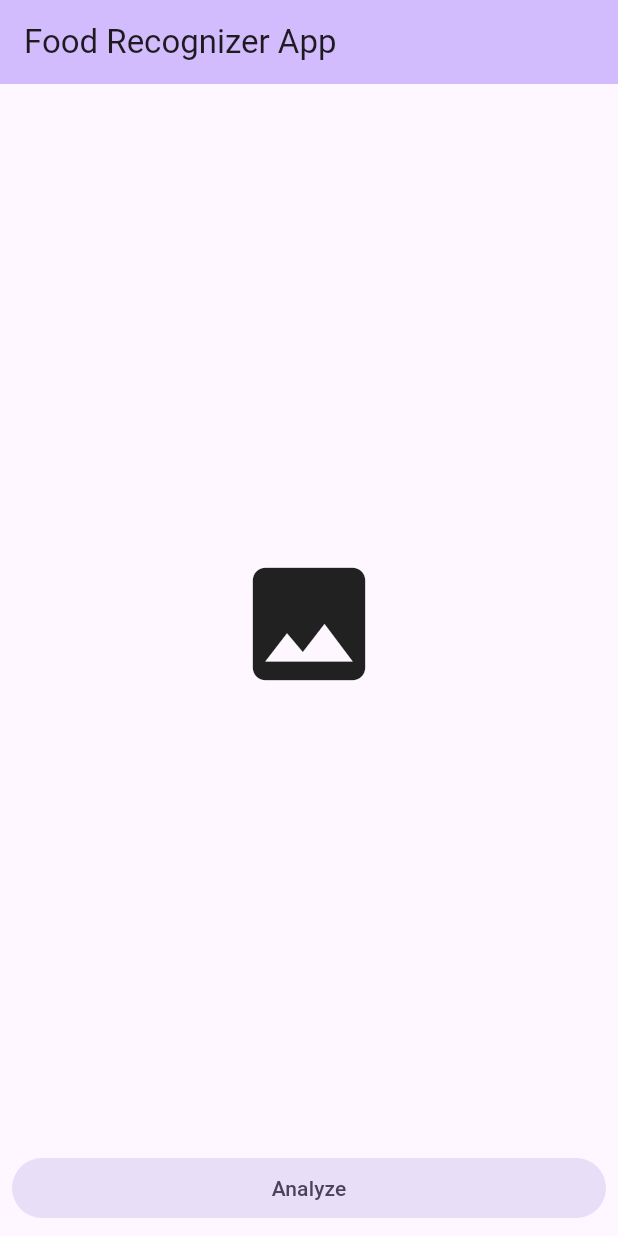
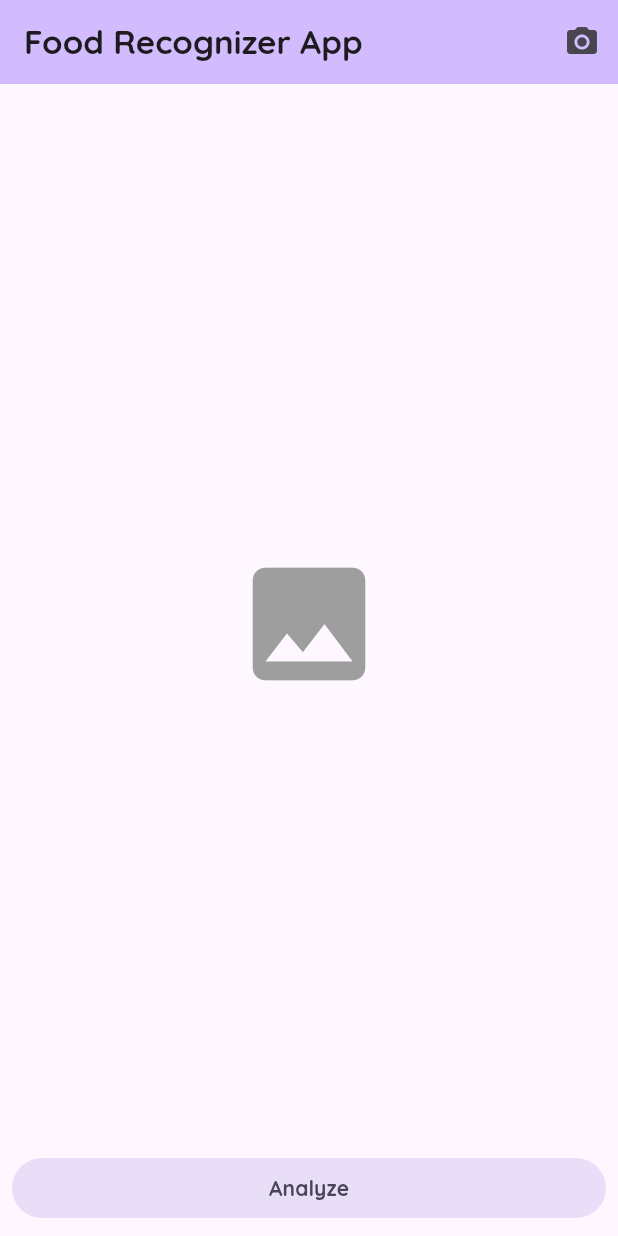
Before and after one commit to OrryFrasetyo/foodecoger, a Flutter app: the screen it shows after launch, after a tap on the "image" icon, on a phone screen of 412 x 824 dp. Run offline on Flutter 3.47's test engine with Material 3 defaults, Android fonts, the phone set to English and light mode, and no system bars; our stand-ins replace camera, flutter_riverpod, image_cropper, image_picker; network calls fail.

Commit message:
feat: implement camera page and integrate with home page for live camera access

```diff
--- a/lib/features/food_recognition/presentation/pages/home_page.dart
+++ b/lib/features/food_recognition/presentation/pages/home_page.dart
@@ -1,5 +1,8 @@
+import 'dart:io';
+
 import 'package:flutter/material.dart';
 import 'package:flutter_riverpod/flutter_riverpod.dart';
+import 'package:submission/features/food_recognition/presentation/pages/camera_page.dart';
 import 'package:submission/features/food_recognition/presentation/pages/result_page.dart';
 import 'package:submission/features/food_recognition/presentation/providers/home_provider.dart';
 
@@ -11,7 +14,22 @@ class HomePage extends ConsumerWidget {
     return Scaffold(
       appBar: AppBar(
         backgroundColor: Theme.of(context).colorScheme.inversePrimary,
-        title: const Text('Food Recognizer App'),
+        title: const Text(
+          'Food Recognizer App',
+          style: TextStyle(fontWeight: FontWeight.bold),
+        ),
+        actions: [
+          IconButton(
+            onPressed: () {
+              Navigator.push(
+                context,
+                MaterialPageRoute(builder: (context) => const CameraPage()),
+              );
+            },
+            icon: const Icon(Icons.camera_alt),
+            tooltip: 'Live Camera',
+          ),
+        ],
       ),
       body: const SafeArea(
         child: Padding(padding: EdgeInsets.all(8.0), child: _HomeBody()),
@@ -35,13 +53,11 @@ class _HomeBody extends ConsumerWidget {
           child: Center(
             child: GestureDetector(
               onTap: () {
-                // todo-01: tap this icon to open image picker feature
-                // Nanti kita panggil fungsi dari image_picker di sini
-                // dan update state: ref.read(selectedImageProvider.notifier).state = pathBaru;
+                ref.read(selectedImageProvider.notifier).pickImageFromGallery();
               },
               child: imagePath != null
-                  ? Text("Gambar terpilih: $imagePath")
-                  : const Icon(Icons.image, size: 100),
+                  ? Image.file(File(imagePath), fit: BoxFit.cover)
+                  : const Icon(Icons.image, size: 100, color: Colors.grey),
             ),
           ),
         ),
@@ -52,7 +68,10 @@ class _HomeBody extends ConsumerWidget {
               MaterialPageRoute(builder: (context) => const ResultPage()),
             );
           },
-          child: const Text("Analyze"),
+          child: const Text(
+            "Analyze",
+            style: TextStyle(fontWeight: FontWeight.bold),
+          ),
         ),
       ],
     );
--- a/lib/features/food_recognition/presentation/providers/home_provider.dart
+++ b/lib/features/food_recognition/presentation/providers/home_provider.dart
@@ -1,3 +1,46 @@
-import 'package:flutter_riverpod/legacy.dart';
+import 'package:flutter/material.dart';
+import 'package:flutter_riverpod/flutter_riverpod.dart';
+import 'package:image_cropper/image_cropper.dart';
+import 'package:image_picker/image_picker.dart';
 
-final selectedImageProvider = StateProvider<String?>((ref) => null);
+class SelectedImageNotifier extends Notifier<String?> {
+  @override
+  String? build() {
+    return null;
+  }
+
+  Future<void> pickImageFromGallery() async {
+    final ImagePicker picker = ImagePicker();
+    final XFile? pickedFile = await picker.pickImage(
+      source: ImageSource.gallery,
+    );
+
+    if (pickedFile != null) {
+      await _cropImage(pickedFile.path);
+    }
+  }
+
+  Future<void> _cropImage(String sourcePath) async {
+    final CroppedFile? croppedFile = await ImageCropper().cropImage(
+      sourcePath: sourcePath,
+      uiSettings: [
+        AndroidUiSettings(
+          toolbarTitle: 'Crop Your Food',
+          toolbarColor: Colors.deepPurple,
+          toolbarWidgetColor: Colors.white,
+          initAspectRatio: CropAspectRatioPreset.square,
+          lockAspectRatio: false,
+        ),
+        IOSUiSettings(title: 'Crop Your Food'),
+      ],
+    );
+
+    if (croppedFile != null) {
+      state = croppedFile.path;
+    }
+  }
+}
+
+final selectedImageProvider = NotifierProvider<SelectedImageNotifier, String?>(
+  () => SelectedImageNotifier(),
+);
--- a/lib/main.dart
+++ b/lib/main.dart
@@ -16,6 +16,7 @@ class MyApp extends StatelessWidget {
       theme: ThemeData(
         colorScheme: ColorScheme.fromSeed(seedColor: Colors.deepPurple),
         useMaterial3: true,
+        fontFamily: 'Quicksand',
       ),
       home: const HomePage(),
     );
```
Also changed, not shown: lib/features/food_recognition/presentation/pages/camera_page.dart (added, +58 -0 lines), lib/features/food_recognition/presentation/providers/camera_provider.dart (added, +30 -0 lines).
